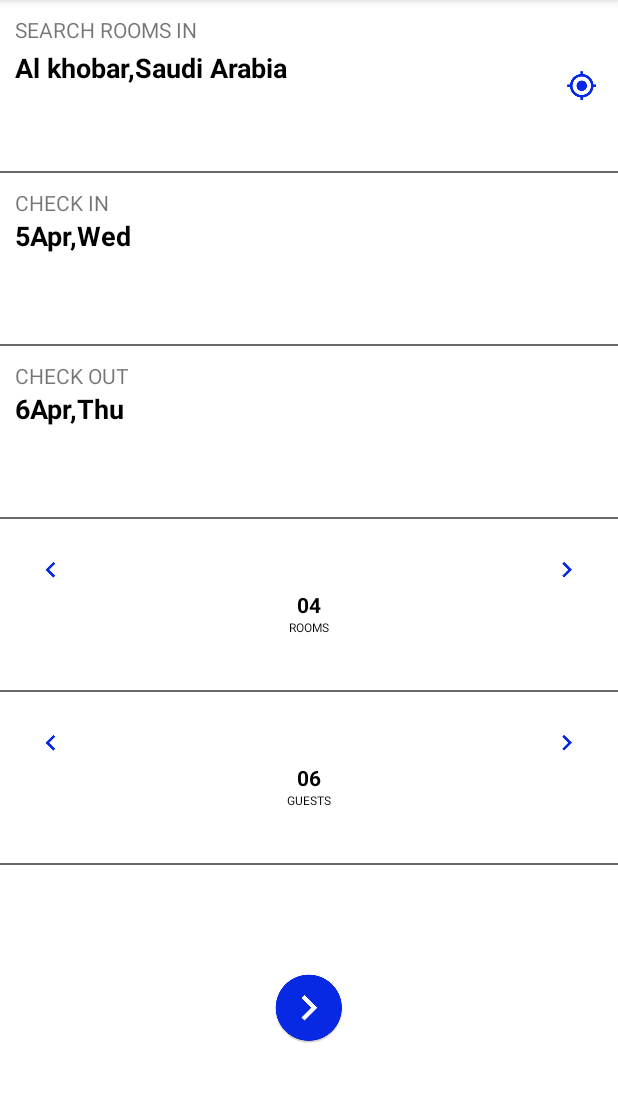
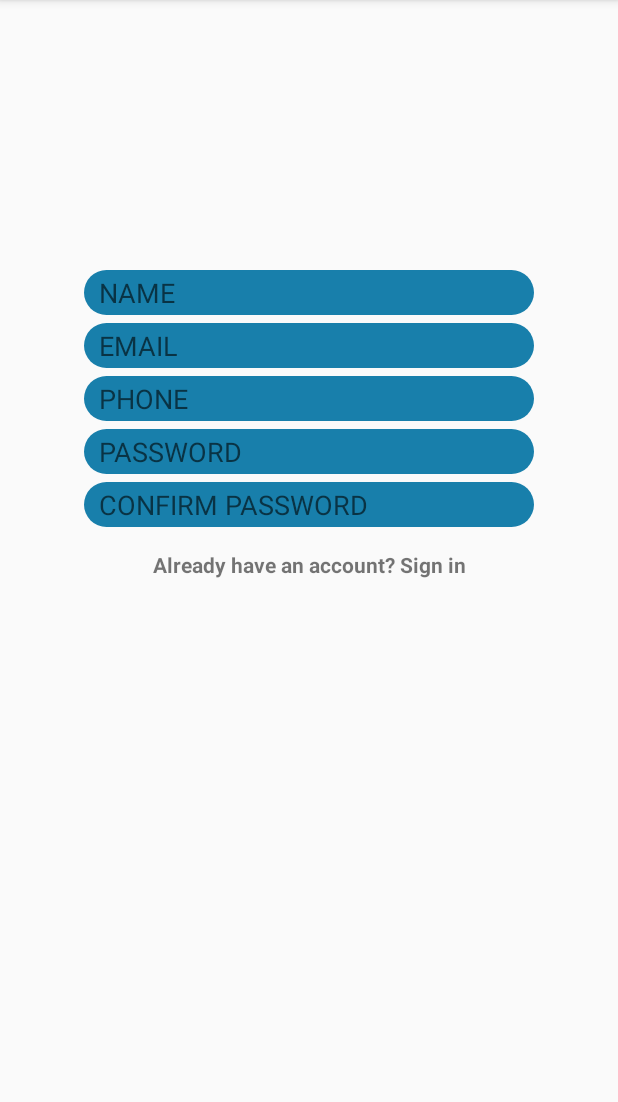
Before and after one commit to Arunpayyeri/D1, an Android app: the screen it shows after launch (TextActivity before the commit, RegActivity after it), on a phone screen of 412 x 824 dp, the part 84-1186 px from its top. Run offline under Robolectric (Android 15) with nearby library versions, the phone set to English and light mode, and no system bars.

Commit message:
Sixth commit

```diff
--- a/app/build.gradle
+++ b/app/build.gradle
@@ -26,6 +26,6 @@ dependencies {
     androidTestImplementation 'com.android.support.test:runner:1.0.1'
     androidTestImplementation 'com.android.support.test.espresso:espresso-core:3.0.1'
     implementation 'com.android.support:design:27.1.1'
-   // implementation 'com.android.support:recyclerview-v7:27.1.1'
+    // implementation 'com.android.support:recyclerview-v7:27.1.1'
     implementation 'com.android.support:cardview-v7:27.1.1'
 }
--- a/app/src/main/AndroidManifest.xml
+++ b/app/src/main/AndroidManifest.xml
@@ -11,22 +11,19 @@
         android:theme="@style/AppTheme">
         <activity
             android:name=".activity.MainActivity"
-            android:label="@string/app_name">
+            android:label="@string/app_name"></activity>
+        <activity android:name=".activity.NextActivity"></activity>
+        <activity android:name=".TextActivity">
 
         </activity>
-        <activity android:name=".activity.NextActivity">
-
-        </activity>
-        <activity android:name=".TextActivity">
+        <activity android:name=".Beta"></activity>
+        <activity android:name=".RegActivity">
             <intent-filter>
                 <action android:name="android.intent.action.MAIN" />
 
                 <category android:name="android.intent.category.LAUNCHER" />
             </intent-filter>
         </activity>
-        <activity android:name=".Beta">
-
-        </activity>
     </application>
 
 </manifest>
--- /dev/null
+++ b/app/src/main/java/com/example/arun/dash/RegActivity.java
@@ -0,0 +1,14 @@
+package com.example.arun.dash;
+
+import android.support.v7.app.AppCompatActivity;
+import android.os.Bundle;
+
+public class RegActivity extends AppCompatActivity {
+
+    @Override
+    protected void onCreate(Bundle savedInstanceState) {
+        super.onCreate(savedInstanceState);
+        setContentView(R.layout.activity_reg);
+
+    }
+}
--- /dev/null
+++ b/app/src/main/res/drawable/roundededit.xml
@@ -0,0 +1,11 @@
+<?xml version="1.0" encoding="utf-8"?>
+<!--  res/drawable/rounded_edittext.xml -->
+<shape xmlns:android="http://schemas.android.com/apk/res/android"
+    android:shape="rectangle" android:padding="10dp">
+    <solid android:color="#187fab"/>
+    <corners
+        android:bottomRightRadius="15dp"
+        android:bottomLeftRadius="15dp"
+        android:topLeftRadius="15dp"
+        android:topRightRadius="15dp"/>
+</shape>
--- /dev/null
+++ b/app/src/main/res/layout/activity_reg.xml
@@ -0,0 +1,74 @@
+<?xml version="1.0" encoding="utf-8"?>
+<LinearLayout xmlns:android="http://schemas.android.com/apk/res/android"
+    xmlns:app="http://schemas.android.com/apk/res-auto"
+    xmlns:tools="http://schemas.android.com/tools"
+    android:layout_width="match_parent"
+    android:layout_height="match_parent"
+    tools:context=".RegActivity"
+    android:orientation="vertical">
+    <RelativeLayout
+        android:layout_width="match_parent"
+        android:layout_height="180dp">
+
+    </RelativeLayout>
+
+    <EditText
+        android:layout_width="300dp"
+        android:layout_height="30dp"
+        android:layout_gravity="center"
+        android:singleLine="true"
+        android:hint="NAME"
+        android:paddingLeft="10dp"
+        android:layout_marginBottom="5dp"
+        android:inputType="text"
+
+        android:background="@drawable/roundededit" />
+    <EditText
+        android:layout_width="300dp"
+        android:layout_height="30dp"
+        android:layout_gravity="center"
+        android:singleLine="true"
+        android:paddingLeft="10dp"
+        android:layout_marginBottom="5dp"
+        android:hint="EMAIL"
+        android:inputType="textEmailAddress"
+        android:background="@drawable/roundededit" />
+    <EditText
+        android:layout_width="300dp"
+        android:layout_height="30dp"
+        android:layout_gravity="center"
+        android:layout_marginBottom="5dp"
+        android:singleLine="true"
+        android:paddingLeft="10dp"
+        android:hint="PHONE"
+        android:inputType="phone"
+        android:background="@drawable/roundededit" />
+    <EditText
+        android:layout_width="300dp"
+        android:layout_height="30dp"
+        android:layout_gravity="center"
+        android:layout_marginBottom="5dp"
+        android:singleLine="true"
+        android:paddingLeft="10dp"
+        android:hint="PASSWORD"
+        android:inputType="textPassword"
+        android:background="@drawable/roundededit" />
+    <EditText
+        android:layout_width="300dp"
+        android:layout_height="30dp"
+        android:layout_gravity="center"
+        android:singleLine="true"
+        android:paddingLeft="10dp"
+
+        android:layout_marginBottom="5dp"
+        android:hint="CONFIRM PASSWORD"
+        android:inputType="textPassword"
+        android:background="@drawable/roundededit" />
+    <TextView
+        android:layout_width="match_parent"
+        android:layout_height="wrap_content"
+        android:gravity="center"
+        android:layout_marginTop="10dp"
+        android:textStyle="bold"
+        android:text="Already have an account? Sign in"/>
+</LinearLayout>
--- a/app/src/main/res/layout/activity_text.xml
+++ b/app/src/main/res/layout/activity_text.xml
@@ -91,13 +91,14 @@
         android:layout_width="match_parent"
         android:layout_height="0dp"
         android:id="@+id/rlt1"
-        android:layout_weight="1.5">
+        android:layout_weight="1.2">
 
         <TextView
             android:layout_width="wrap_content"
             android:layout_height="wrap_content"
             android:text="SEARCH ROOMS IN"
             android:paddingLeft="10dp"
+            android:textSize="9dp"
             android:layout_marginTop="10dp"
             android:id="@+id/txt1"/>
 
@@ -105,7 +106,7 @@
             android:layout_width="wrap_content"
             android:layout_height="wrap_content"
             android:text="Al khobar,Saudi Arabia"
-            android:textSize="18dp"
+            android:textSize="12dp"
             android:textColor="#000"
             android:paddingLeft="10dp"
             android:paddingTop="3dp"
@@ -129,11 +130,12 @@
     <RelativeLayout
         android:layout_width="match_parent"
         android:layout_height="0dp"
-        android:layout_weight="1.5">
+        android:layout_weight="1.2">
         <TextView
             android:layout_width="wrap_content"
             android:layout_height="wrap_content"
             android:text="CHECK IN"
+            android:textSize="9dp"
             android:layout_marginTop="10dp"
             android:id="@+id/txt2"
             android:paddingLeft="10dp"/>
@@ -142,10 +144,11 @@
             android:layout_height="wrap_content"
             android:textColor="#000"
             android:text="5Apr,Wed"
+            android:textSize="12dp"
             android:textStyle="bold"
             android:layout_below="@+id/txt2"
             android:paddingLeft="10dp"
-            android:textSize="18dp"/>
+            />
     </RelativeLayout>
     <TextView
         android:layout_width="match_parent"
@@ -154,20 +157,21 @@
     <RelativeLayout
         android:layout_width="match_parent"
         android:layout_height="0dp"
-        android:layout_weight="1.5">
+        android:layout_weight="1.2">
         <TextView
             android:layout_width="wrap_content"
             android:layout_height="wrap_content"
             android:id="@+id/txt3"
             android:paddingLeft="10dp"
             android:layout_marginTop="10dp"
+            android:textSize="9dp"
             android:text="CHECK OUT"/>
         <TextView
             android:layout_width="wrap_content"
             android:layout_height="wrap_content"
             android:text="6Apr,Thu"
             android:textStyle="bold"
-            android:textSize="18dp"
+            android:textSize="12dp"
             android:textColor="#000"
             android:paddingLeft="10dp"
             android:layout_below="@+id/txt3"
@@ -180,7 +184,7 @@
     <RelativeLayout
         android:layout_width="match_parent"
         android:layout_height="0dp"
-        android:layout_weight="1.5">
+        android:layout_weight="1.2">
 
 
         <ImageButton
@@ -198,16 +202,19 @@
             android:layout_height="wrap_content"
             android:textColor="#000"
             android:textStyle="bold"
+            android:textSize="12dp"
             android:layout_centerInParent="true"
+            android:paddingTop="5dp"
             android:text="04" />
         <TextView
             android:layout_width="wrap_content"
             android:layout_height="wrap_content"
             android:textColor="#000"
-            android:textSize="8dp"
+            android:textSize="9dp"
             android:layout_below="@+id/text"
             android:layout_centerInParent="true"
-            android:text="ROOMS"/>
+            android:text="ROOMS"
+            android:paddingBottom="5dp"/>
 
 
         <ImageButton
@@ -230,7 +237,7 @@
     <RelativeLayout
         android:layout_width="match_parent"
         android:layout_height="0dp"
-        android:layout_weight="1.5">
+        android:layout_weight="1.2">
 
         <ImageButton
             android:id="@+id/btngminus"
@@ -247,15 +254,18 @@
             android:layout_centerInParent="true"
             android:textColor="#000"
             android:textStyle="bold"
+            android:textSize="12dp"
             android:text="06" />
+
         <TextView
             android:layout_width="wrap_content"
             android:layout_height="wrap_content"
-            android:textColor="#000"
-            android:textSize="8dp"
             android:layout_below="@+id/textg"
             android:layout_centerInParent="true"
-            android:text="GUESTS"/>
+            android:layout_marginTop="0dp"
+            android:text="GUESTS"
+            android:textColor="#000"
+            android:textSize="9dp" />
 
         <ImageButton
             android:id="@+id/btngplus"
@@ -277,7 +287,7 @@
     <RelativeLayout
         android:layout_width="match_parent"
         android:layout_height="0dp"
-        android:layout_weight="2.5">
+        android:layout_weight="3.5">
 
         <ImageButton
             android:layout_width="wrap_content"
```
